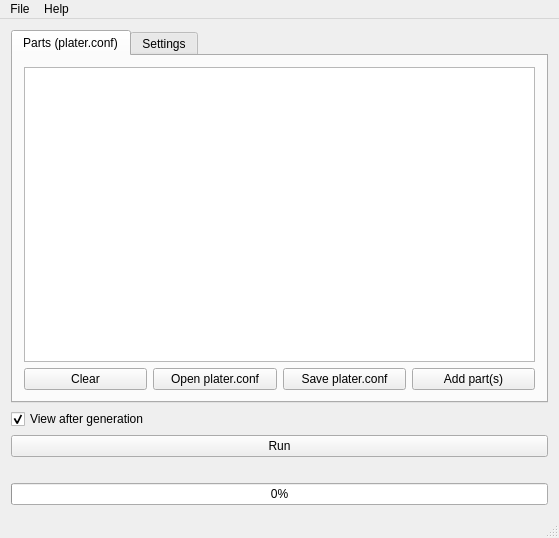
Above: gui/mainwindow.ui from RobotsWar/Plater before the change. Below: the same form after it.
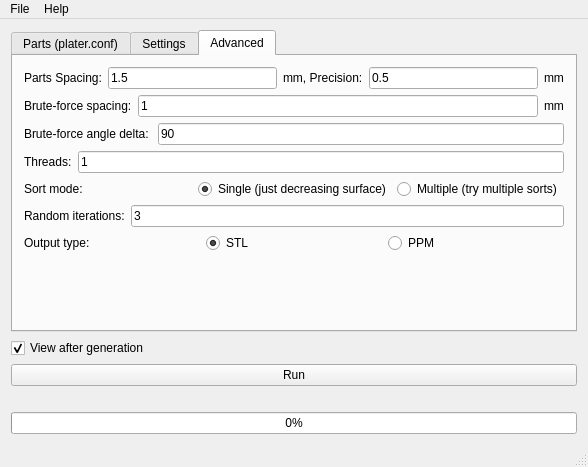
That is the form after the change. The open tabs and pages were chosen to show the change. Icons and pictures are not drawn.

What changed in the file:
```diff
--- a/gui/mainwindow.ui
+++ b/gui/mainwindow.ui
@@ -6,8 +6,8 @@
    <rect>
     <x>0</x>
     <y>0</y>
-    <width>559</width>
-    <height>538</height>
+    <width>588</width>
+    <height>467</height>
    </rect>
   </property>
   <property name="windowTitle">
@@ -178,6 +178,28 @@
             </item>
            </layout>
           </item>
+         </layout>
+        </item>
+        <item>
+         <spacer name="verticalSpacer">
+          <property name="orientation">
+           <enum>Qt::Vertical</enum>
+          </property>
+          <property name="sizeHint" stdset="0">
+           <size>
+            <width>20</width>
+            <height>40</height>
+           </size>
+          </property>
+         </spacer>
+        </item>
+       </layout>
+      </widget>
+      <widget class="QWidget" name="tab_3">
+       <attribute name="title">
+        <string>Advanced</string>
+       </attribute>
+       <layout class="QVBoxLayout" name="verticalLayout_2">
           <item>
            <layout class="QHBoxLayout" name="horizontalLayout_5">
             <item>
@@ -261,9 +283,9 @@
            </layout>
           </item>
           <item>
-           <layout class="QHBoxLayout" name="horizontalLayout_8">
+         <layout class="QHBoxLayout" name="horizontalLayout_10">
             <item>
-             <widget class="QLabel" name="label_12">
+           <widget class="QLabel" name="label_14">
               <property name="text">
                <string>Threads:</string>
               </property>
@@ -278,6 +300,40 @@
             </item>
            </layout>
           </item>
+        <item>
+         <layout class="QHBoxLayout" name="horizontalLayout_11">
+          <item>
+           <widget class="QLabel" name="label_15">
+            <property name="text">
+             <string>Sort mode:</string>
+            </property>
+           </widget>
+          </item>
+          <item>
+           <widget class="QRadioButton" name="singleSort">
+            <property name="text">
+             <string>Single (just decreasing surface)</string>
+            </property>
+            <property name="checked">
+             <bool>true</bool>
+            </property>
+            <attribute name="buttonGroup">
+             <string notr="true">buttonGroup</string>
+            </attribute>
+           </widget>
+          </item>
+          <item>
+           <widget class="QRadioButton" name="multipleSort">
+            <property name="text">
+             <string>Multiple (try multiple sorts)</string>
+            </property>
+            <attribute name="buttonGroup">
+             <string notr="true">buttonGroup</string>
+            </attribute>
+           </widget>
+          </item>
+         </layout>
+        </item>
           <item>
            <layout class="QHBoxLayout" name="horizontalLayout_7">
             <item>
@@ -324,7 +380,18 @@
             </item>
            </layout>
           </item>
-         </layout>
+        <item>
+         <spacer name="verticalSpacer_2">
+          <property name="orientation">
+           <enum>Qt::Vertical</enum>
+          </property>
+          <property name="sizeHint" stdset="0">
+           <size>
+            <width>20</width>
+            <height>40</height>
+           </size>
+          </property>
+         </spacer>
         </item>
        </layout>
        <zorder></zorder>
@@ -374,7 +441,7 @@
     <rect>
      <x>0</x>
      <y>0</y>
-     <width>559</width>
+     <width>588</width>
      <height>25</height>
     </rect>
    </property>
```
Left out of the diff: 13 changed lines with no effect on the pictures. Lines whose indentation alone changed are shown as unchanged.
